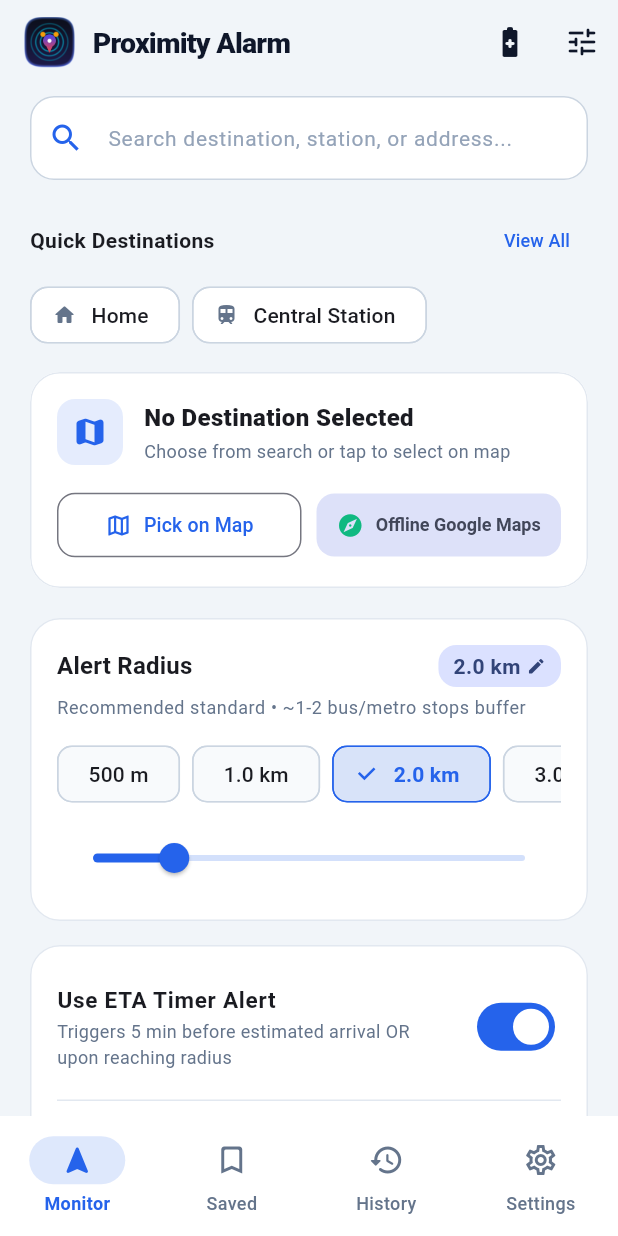
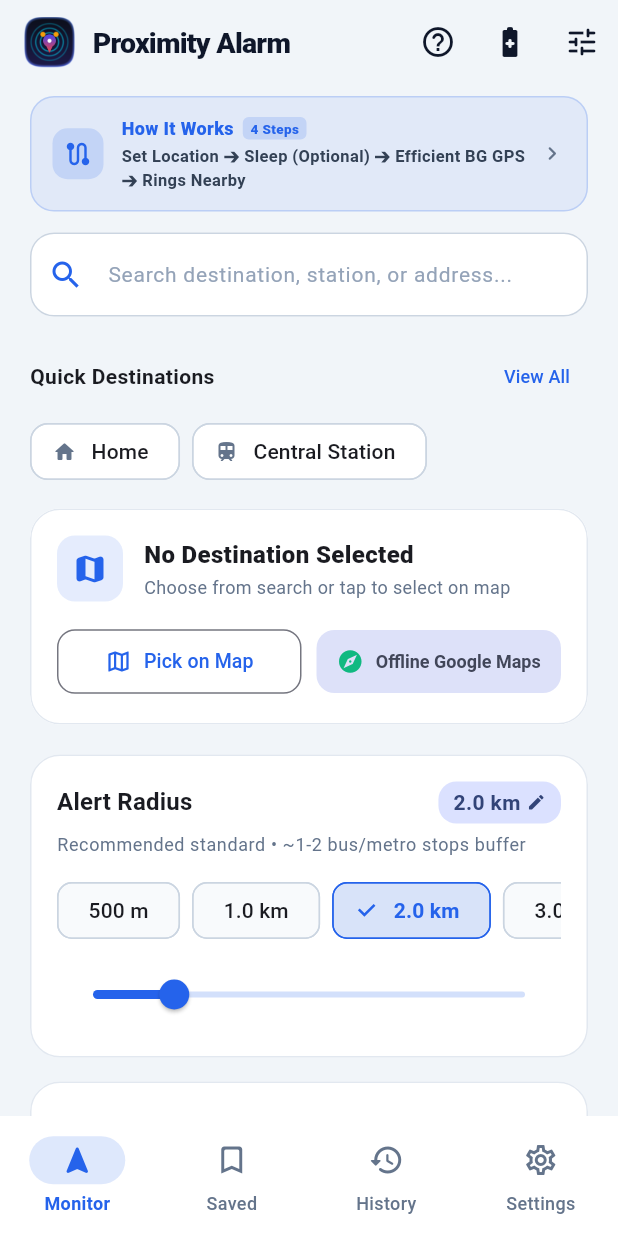
Before and after one commit to ysathyasai/proximity-alarm, a Flutter app: the screen it shows after launch, on a phone screen of 412 x 824 dp. Run offline on Flutter 3.47's test engine with Material 3 defaults, Android fonts, the phone set to English and light mode, and no system bars; our stand-ins replace audioplayers, file_picker, flutter_local_notifications, flutter_map, geolocator, latlong2 and 2 more; missing offline and left inert: flutter_foreground_task; statements that could not run were skipped.

Commit message:
feat(commuter-flow): add interactive where-it-is-used guide sheet and home screen overview banner

```diff
--- a/lib/presentation/screens/home_screen.dart
+++ b/lib/presentation/screens/home_screen.dart
@@ -11,6 +11,7 @@ import '../widgets/app_logo.dart';
 import '../widgets/battery_guidance_sheet.dart';
 import '../widgets/destination_search_bar.dart';
 import '../widgets/radius_selector.dart';
+import '../widgets/use_case_guide_sheet.dart';
 import 'active_journey_screen.dart';
 import 'alarm_screen.dart';
 import 'destination_picker_screen.dart';
@@ -109,6 +110,11 @@ class HomeMainView extends StatelessWidget {
           ],
         ),
         actions: [
+          IconButton(
+            tooltip: 'Where & How It Works',
+            icon: const Icon(Icons.help_outline_rounded),
+            onPressed: () => UseCaseGuideSheet.show(context),
+          ),
           IconButton(
             tooltip: 'Battery Optimization Guidance',
             icon: const Icon(Icons.battery_saver_rounded),
@@ -217,6 +223,99 @@ class HomeMainView extends StatelessWidget {
               ),
             ),
             const SizedBox(height: 20),
+          ],
+
+          // Commuter Flow Quick Overview
+          if (!journey.isJourneyActive) ...[
+            InkWell(
+              onTap: () => UseCaseGuideSheet.show(context),
+              borderRadius: BorderRadius.circular(16),
+              child: Container(
+                padding: const EdgeInsets.symmetric(horizontal: 14, vertical: 12),
+                decoration: BoxDecoration(
+                  color: isPitchBlack
+                      ? const Color(0xFF0C0C0C)
+                      : (isDark
+                          ? theme.colorScheme.primary.withValues(alpha: 0.12)
+                          : theme.colorScheme.primary.withValues(alpha: 0.08)),
+                  borderRadius: BorderRadius.circular(16),
+                  border: Border.all(
+                    color: isPitchBlack
+                        ? const Color(0xFF222222)
+                        : (isDark
+                            ? theme.colorScheme.primary.withValues(alpha: 0.25)
+                            : theme.colorScheme.primary.withValues(alpha: 0.2)),
+                  ),
+                ),
+                child: Row(
+                  children: [
+                    Container(
+                      padding: const EdgeInsets.all(7),
+                      decoration: BoxDecoration(
+                        color: theme.colorScheme.primary.withValues(alpha: 0.16),
+                        borderRadius: BorderRadius.circular(10),
+                      ),
+                      child: Icon(
+                        Icons.route_rounded,
+                        size: 20,
+                        color: theme.colorScheme.primary,
+                      ),
+                    ),
+                    const SizedBox(width: 12),
+                    Expanded(
+                      child: Column(
+                        crossAxisAlignment: CrossAxisAlignment.start,
+                        children: [
+                          Row(
+                            children: [
+                              Text(
+                                'How It Works',
+                                style: TextStyle(
+                                  fontSize: 12,
+                                  fontWeight: FontWeight.w800,
+                                  color: theme.colorScheme.primary,
+                                ),
+                              ),
+                              const SizedBox(width: 6),
+                              Container(
+                                padding: const EdgeInsets.symmetric(horizontal: 5, vertical: 1),
+                                decoration: BoxDecoration(
+                                  color: theme.colorScheme.primary.withValues(alpha: 0.16),
+                                  borderRadius: BorderRadius.circular(4),
+                                ),
+                                child: Text(
+                                  '4 Steps',
+                                  style: TextStyle(
+                                    fontSize: 9,
+                                    fontWeight: FontWeight.w800,
+                                    color: theme.colorScheme.primary,
+                                  ),
+                                ),
+                              ),
+                            ],
+                          ),
+                          const SizedBox(height: 2),
+                          Text(
+                            'Set Location ➔ Sleep (Optional) ➔ Efficient BG GPS ➔ Rings Nearby',
+                            style: TextStyle(
+                              fontSize: 11,
+                              fontWeight: FontWeight.w600,
+                              color: isDark ? const Color(0xFFCBD5E1) : const Color(0xFF334155),
+                            ),
+                          ),
+                        ],
+                      ),
+                    ),
+                    Icon(
+                      Icons.chevron_right_rounded,
+                      size: 18,
+                      color: isDark ? const Color(0xFF94A3B8) : const Color(0xFF64748B),
+                    ),
+                  ],
+                ),
+              ),
+            ),
+            const SizedBox(height: 14),
           ],
 
           // 2. Search Bar
```
Also changed, not shown: lib/presentation/screens/settings_screen.dart (+16 -0 lines), lib/presentation/widgets/use_case_guide_sheet.dart (added, +396 -0 lines), 1 other file.
